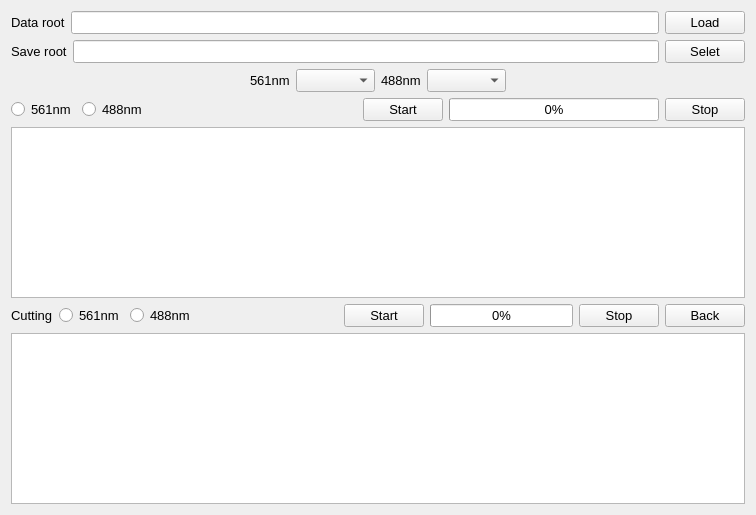
First picture: the form in pages/Data_preprocessing/data_preprocessing.ui, repository mesobrain/NEATmap_software, before the edit.
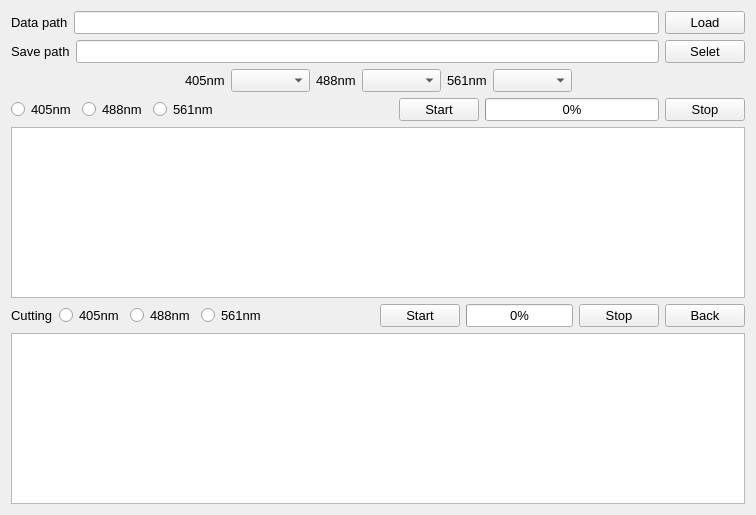
Second picture: the form after the edit.

Diff of the .ui file:
```diff
--- a/pages/Data_preprocessing/data_preprocessing.ui
+++ b/pages/Data_preprocessing/data_preprocessing.ui
@@ -33,7 +33,7 @@
           <number>1</number>
          </property>
          <property name="text">
-          <string>Data root</string>
+          <string>Data path</string>
          </property>
          <property name="textFormat">
           <enum>Qt::PlainText</enum>
@@ -60,7 +60,7 @@
        <item>
         <widget class="QLabel" name="label_2">
          <property name="text">
-          <string>Save root</string>
+          <string>Save path</string>
          </property>
         </widget>
        </item>
@@ -92,14 +92,14 @@
         </spacer>
        </item>
        <item>
-        <widget class="QLabel" name="label_3">
+        <widget class="QLabel" name="label_6">
          <property name="text">
-          <string>561nm</string>
+          <string>405nm</string>
          </property>
         </widget>
        </item>
        <item>
-        <widget class="QComboBox" name="comboBox561"/>
+        <widget class="QComboBox" name="comboBox405"/>
        </item>
        <item>
         <widget class="QLabel" name="label_5">
@@ -111,6 +111,16 @@
        <item>
         <widget class="QComboBox" name="comboBox488"/>
        </item>
+       <item>
+        <widget class="QLabel" name="label_3">
+         <property name="text">
+          <string>561nm</string>
+         </property>
+        </widget>
+       </item>
+       <item>
+        <widget class="QComboBox" name="comboBox561"/>
+       </item>
        <item>
         <spacer name="horizontalSpacer_2">
          <property name="orientation">
@@ -129,9 +139,9 @@
      <item>
       <layout class="QHBoxLayout" name="horizontalLayout">
        <item>
-        <widget class="QRadioButton" name="radioButton561">
+        <widget class="QRadioButton" name="radioButton405">
          <property name="text">
-          <string>561nm</string>
+          <string>405nm</string>
          </property>
          <attribute name="buttonGroup">
           <string notr="true">buttonGroup</string>
@@ -148,6 +158,16 @@
          </attribute>
         </widget>
        </item>
+       <item>
+        <widget class="QRadioButton" name="radioButton561">
+         <property name="text">
+          <string>561nm</string>
+         </property>
+         <attribute name="buttonGroup">
+          <string notr="true">buttonGroup</string>
+         </attribute>
+        </widget>
+       </item>
        <item>
         <spacer name="horizontalSpacer">
          <property name="orientation">
@@ -201,9 +221,9 @@
         </widget>
        </item>
        <item>
-        <widget class="QRadioButton" name="radioButtonCut561">
+        <widget class="QRadioButton" name="radioButtonCut405">
          <property name="text">
-          <string>561nm</string>
+          <string>405nm</string>
          </property>
          <attribute name="buttonGroup">
           <string notr="true">buttonGroupCutting</string>
@@ -220,6 +240,16 @@
          </attribute>
         </widget>
        </item>
+       <item>
+        <widget class="QRadioButton" name="radioButtonCut561">
+         <property name="text">
+          <string>561nm</string>
+         </property>
+         <attribute name="buttonGroup">
+          <string notr="true">buttonGroupCutting</string>
+         </attribute>
+        </widget>
+       </item>
        <item>
         <spacer name="horizontalSpacer_4">
          <property name="orientation">
```
